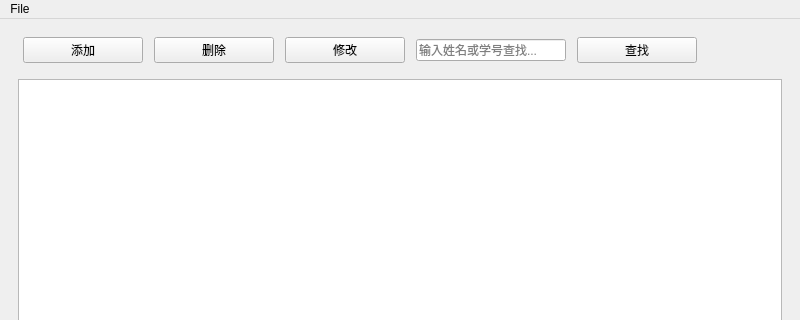
First picture: the form in mainwindow.ui, repository asdfghjkoiuy/untitled1, before the edit; both pictures show x 0 to 800 and y 0 to 320 of the 800 by 600 pixel window.
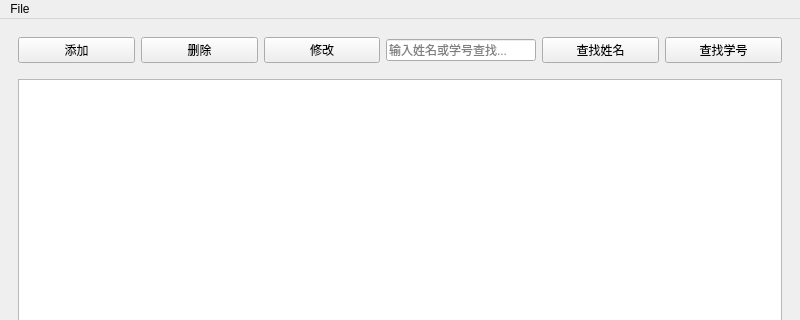
Second picture: the form after the edit.

Commit message: renove "," bug when saving file

```diff
--- a/mainwindow.ui
+++ b/mainwindow.ui
@@ -121,25 +121,34 @@
           </size>
          </property>
          <property name="text">
-          <string>查找</string>
+          <string>查找姓名</string>
          </property>
         </widget>
        </item>
        <item>
-        <spacer name="horizontalSpacer">
-         <property name="orientation">
-          <enum>Qt::Orientation::Horizontal</enum>
+        <widget class="QPushButton" name="searchNumButton">
+         <property name="sizePolicy">
+          <sizepolicy hsizetype="Minimum" vsizetype="Fixed">
+           <horstretch>0</horstretch>
+           <verstretch>0</verstretch>
+          </sizepolicy>
          </property>
-         <property name="sizeType">
-          <enum>QSizePolicy::Policy::Maximum</enum>
-         </property>
-         <property name="sizeHint" stdset="0">
+         <property name="minimumSize">
           <size>
            <width>80</width>
-           <height>20</height>
+           <height>0</height>
           </size>
          </property>
-        </spacer>
+         <property name="maximumSize">
+          <size>
+           <width>120</width>
+           <height>16777215</height>
+          </size>
+         </property>
+         <property name="text">
+          <string>查找学号</string>
+         </property>
+        </widget>
        </item>
       </layout>
      </widget>
```
Left out of the diff: 2 changed lines with no effect on the pictures. The commit also changes 2 other files.
